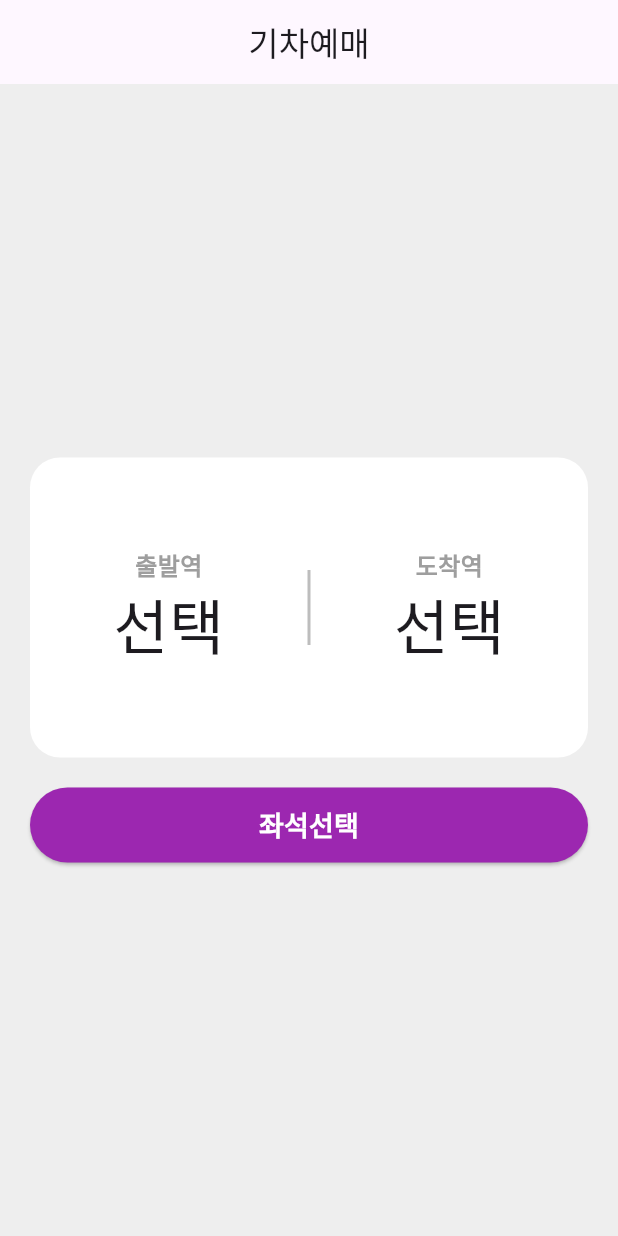
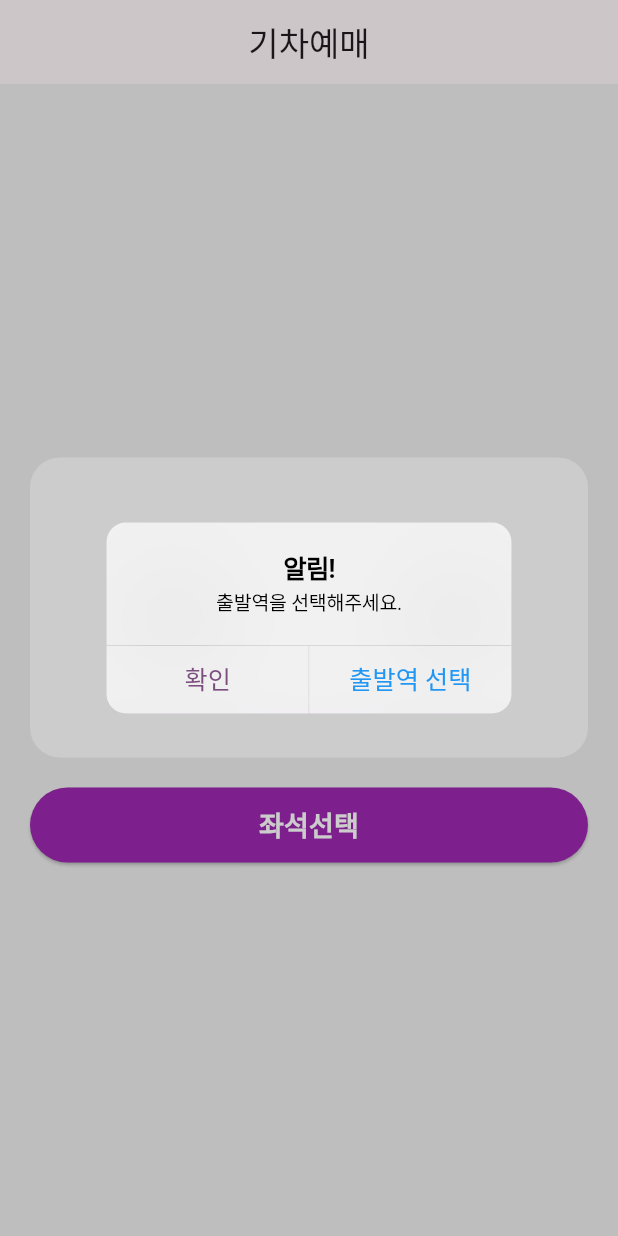
Before and after one commit to 1125bid/4weeks, a Flutter app: the screen it shows after launch, after a tap on "좌석선택", on a phone screen of 412 x 824 dp. Run offline on Flutter 3.47's test engine with Material 3 defaults, Android fonts, the phone set to English and light mode, and no system bars; missing offline and left inert: dart:ffi.

Commit message:
추가기능1

```diff
--- a/lib/HomePage/homepage.dart
+++ b/lib/HomePage/homepage.dart
@@ -1,3 +1,4 @@
+import 'package:flutter/cupertino.dart';
 import 'package:flutter/material.dart';
 import 'package:flutter_train_app/HomePage/center_choose_box.dart';
 import 'package:flutter_train_app/SeatPage/seat_page.dart';
@@ -41,6 +42,16 @@ class _HomePageState extends State<HomePage> {
                   backgroundColor: Colors.purple,
                   foregroundColor: Colors.white),
               onPressed: () async {
+                if (depatureStation == null) {
+                  await goListPage(context, true);
+                  //UX적 부분 출발역이 null이면 도착역 선택하지 않고 처음으로 돌아감
+                  if (depatureStation == null) {
+                    return;
+                  }
+                }
+                if (arrivalStation == null) {
+                  await goListPage(context, false);
+                }
                 if (depatureStation != null && arrivalStation != null)
                   await Navigator.push(context,
                       MaterialPageRoute(builder: (context) {
@@ -63,4 +74,51 @@ class _HomePageState extends State<HomePage> {
       ),
     );
   }
+
+  Future<dynamic> goListPage(BuildContext context, bool isDepature) {
+    return showCupertinoDialog(
+        context: context,
+        builder: (context) => CupertinoAlertDialog(
+              title: Text('알림!'),
+              content: Text(isDepature ? '출발역을 선택해주세요.' : '도착역을 선택해주세요.'),
+              actions: [
+                CupertinoDialogAction(
+                  onPressed: () {
+                    Navigator.pop(context);
+                  },
+                  child: Text('확인'),
+                ),
+                CupertinoDialogAction(
+                  onPressed: () async {
+                    final result = await Navigator.push(
+                      context,
+                      MaterialPageRoute(
+                        builder: (context) {
+                          return StationListPage(
+                              isDepature ? '출발역' : '도착역',
+                              isDepature == true
+                                  ? arrivalStation
+                                  : depatureStation);
+                        },
+                      ),
+                    );
+                    if (result != null) {
+                      if (isDepature) {
+                        onSelected(result, arrivalStation);
+                      } else {
+                        onSelected(depatureStation, result);
+                      }
+                    }
+                    Navigator.pop(context);
+                  },
+                  child: Text(
+                    isDepature ? '출발역 선택' : '도착역 선택',
+                    style: TextStyle(
+                      color: Colors.blue,
+                    ),
+                  ),
+                )
+              ],
+            ));
+  }
 }
--- a/lib/StationListPage/station_list_page.dart
+++ b/lib/StationListPage/station_list_page.dart
@@ -1,9 +1,4 @@
 import 'package:flutter/material.dart';
-
-///도착역&출발역을 선택하는 페이지
-//TODO listview에서 선택하면 이전페이지로 이동
-//TODO listview에서 선택하면 출발역 또는 출발역 정보를 갖고 홈페이지로 이동
-//TODO 도착페이지와 출발페이지의 appbar 이름 변경
 
 class StationListPage extends StatelessWidget {
   StationListPage(this.station, this.ignoreStation);
--- a/lib/main.dart
+++ b/lib/main.dart
@@ -1,6 +1,7 @@
 import 'package:flutter/material.dart';
 import 'package:flutter_train_app/HomePage/center_choose_box.dart';
 import 'package:flutter_train_app/HomePage/homepage.dart';
+import 'package:flutter_train_app/theme.dart';
 
 void main() {
   runApp(const MyApp());
@@ -11,8 +12,10 @@ class MyApp extends StatelessWidget {
 
   @override
   Widget build(BuildContext context) {
-    print('123');
     return MaterialApp(
+      themeMode: ThemeMode.system,
+      theme: theme,
+      darkTheme: darkTheme,
       home: HomePage(),
     );
   }
--- /dev/null
+++ b/lib/theme.dart
@@ -0,0 +1,8 @@
+import 'package:flutter/material.dart';
+
+final theme = ThemeData(
+  colorScheme: ColorScheme.fromSeed(seedColor: Colors.purple),
+);
+final darkTheme = ThemeData(
+    colorScheme: ColorScheme.fromSeed(
+        seedColor: Colors.purple, brightness: Brightness.dark));
```
Also changed, not shown: lib/SeatPage/seat_page.dart (+50 -3 lines).
